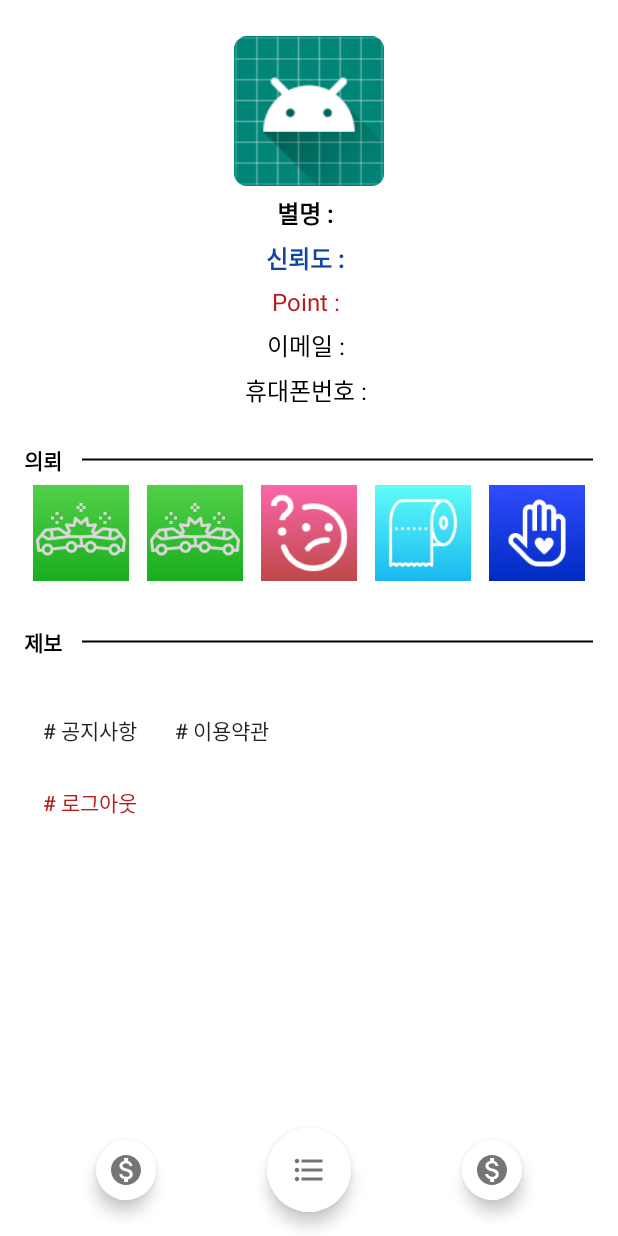
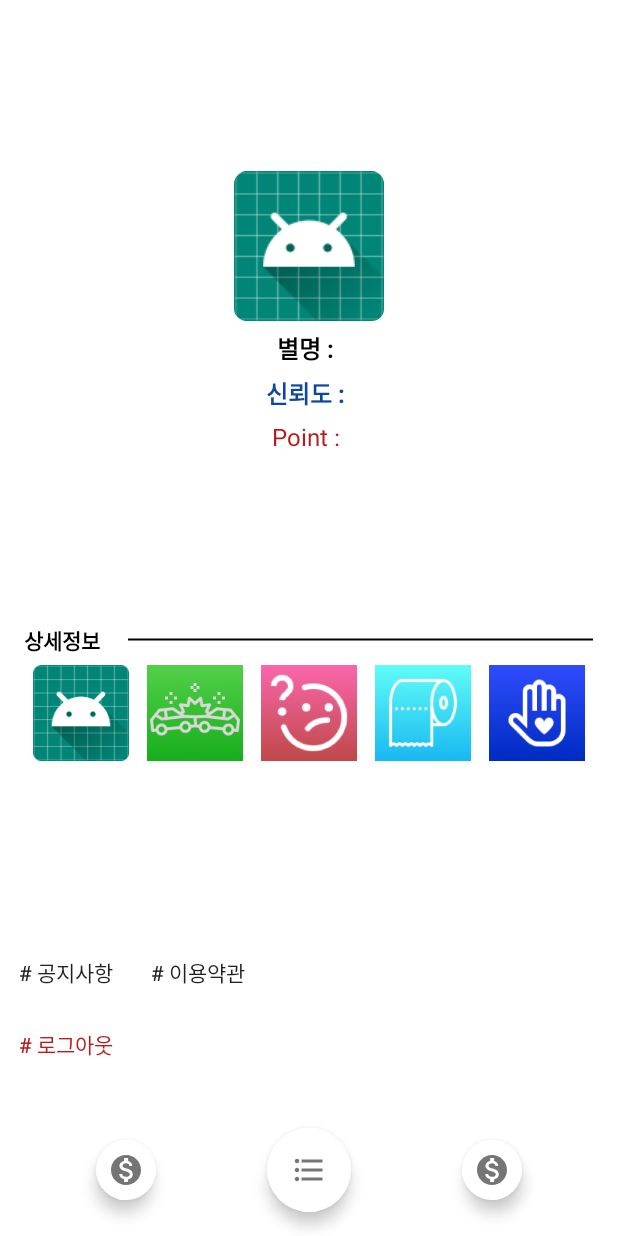
Before and after one commit to contestcrew/2019SeoulContest-Android, an Android app: the screen it shows after launch (MainActivity), after a tap on an icon or button, on a phone screen of 412 x 824 dp. Run offline under Robolectric (Android 15) with nearby library versions, the phone set to English and light mode, and no system bars; our stand-ins replace data binding; libraries missing offline, so code that uses them is left out: com.naver.maps; 7 statements that could not run were skipped.

Commit message:
ADD, UPDATE - 의뢰 요청 뷰 홀더 추가(item_tip_off -> item_add_request), InfoFragment 뷰 및 코드 수정, InfoRequestAdapter 코드 수정

```diff
--- a/app/src/main/java/com/seoulcontest/firstcitizen/ui/main/InfoFragment.kt
+++ b/app/src/main/java/com/seoulcontest/firstcitizen/ui/main/InfoFragment.kt
@@ -14,9 +14,9 @@ import com.seoulcontest.firstcitizen.databinding.FragmentInfoBinding
 
 class InfoFragment : Fragment() {
 
-    private lateinit var mContext : Context
-    private lateinit var binding : FragmentInfoBinding
-    private var categoryArray : ArrayList<Category> = ArrayList()
+    private lateinit var mContext: Context
+    private lateinit var binding: FragmentInfoBinding
+    private var categoryArray: ArrayList<Category> = ArrayList()
 
     override fun onCreate(savedInstanceState: Bundle?) {
         super.onCreate(savedInstanceState)
@@ -30,8 +30,11 @@ class InfoFragment : Fragment() {
         // View Binding
         val rv_request = binding.rvRequest
 
+        // 2019.09.19 버튼 뷰 타입 적용 by Hudson
+        categoryArray.add(Category(""))
+
+        // todo : for문으로 전환할 것
         // 가 데이터 적용
-        categoryArray.add(Category("crash"))
         categoryArray.add(Category("crash"))
         categoryArray.add(Category("missing"))
         categoryArray.add(Category("restroom"))
@@ -39,10 +42,10 @@ class InfoFragment : Fragment() {
 
 
         // 2019.09.18 rv_request 어댑터 적용 by Hudson
-        rv_request.adapter = InfoRequestAdapter(mContext,categoryArray)
+        rv_request.adapter = InfoRequestAdapter(mContext, categoryArray)
 
         // horizontal layout 적용
-        val layoutManager = LinearLayoutManager(mContext,LinearLayoutManager.HORIZONTAL,false)
+        val layoutManager = LinearLayoutManager(mContext, LinearLayoutManager.HORIZONTAL, false)
         rv_request.layoutManager = layoutManager
 
         rv_request.setHasFixedSize(true)
@@ -51,9 +54,12 @@ class InfoFragment : Fragment() {
     }
 
 
-    override fun onCreateView(inflater: LayoutInflater, container: ViewGroup?, savedInstanceState: Bundle?): View? {
-        binding = DataBindingUtil.inflate(inflater,R.layout.fragment_info,container,false)
+    override fun onCreateView(
+        inflater: LayoutInflater,
+        container: ViewGroup?,
+        savedInstanceState: Bundle?
+    ): View? {
+        binding = DataBindingUtil.inflate(inflater, R.layout.fragment_info, container, false)
         return binding.root
     }
-
 }
--- a/app/src/main/java/com/seoulcontest/firstcitizen/ui/main/InfoRequestAdapter.kt
+++ b/app/src/main/java/com/seoulcontest/firstcitizen/ui/main/InfoRequestAdapter.kt
@@ -6,35 +6,65 @@ import android.view.ViewGroup
 import androidx.recyclerview.widget.RecyclerView
 import com.bumptech.glide.Glide
 import com.seoulcontest.firstcitizen.R
+import com.seoulcontest.firstcitizen.databinding.ItemAddRequestBinding
 import com.seoulcontest.firstcitizen.databinding.ItemRequestBinding
 
 class InfoRequestAdapter(
     private val context: Context,
     private val requestList: ArrayList<Category>
-) :
-    RecyclerView.Adapter<InfoRequestAdapter.RequestHolder>() {
+) : RecyclerView.Adapter<RecyclerView.ViewHolder>() {
 
-    private lateinit var binding: ItemRequestBinding
+    companion object {
 
-    override fun onBindViewHolder(holder: RequestHolder, position: Int) {
-
-           // 카테고리별로 바인딩
-            holder.bind(requestList[position], context)
+        const val RC_CATEGORY_TYPE = 0
+        const val RC_ADD_TYPE = 1
 
     }
 
 
-    override fun onCreateViewHolder(parent: ViewGroup, viewType: Int): RequestHolder {
-        val inflater: LayoutInflater = LayoutInflater.from(context)
-        binding = ItemRequestBinding.inflate(inflater, parent, false)
-        return RequestHolder(binding)
+    override fun onBindViewHolder(viewHolder: RecyclerView.ViewHolder, position: Int) {
 
 
+        // 뷰 홀더 타입별로 서로 다른 뷰 바인딩
+        if (viewHolder is RequestCategoryViewHolder) {
+
+            viewHolder.bind(requestList[position], context)
+
+        } else if (viewHolder is AddRequestViewHolder) {
+
+            viewHolder.bind(context)
+
+        }
+    }
+
+    override fun onCreateViewHolder(parent: ViewGroup, viewType: Int): RecyclerView.ViewHolder {
+
+        val inflater: LayoutInflater = LayoutInflater.from(context)
+
+        // 2019.09.19 viewType에 따라 각기 다른 ViewHolder 리턴 by Hudson
+        return when (viewType) {
+
+            RC_CATEGORY_TYPE -> RequestCategoryViewHolder(
+                ItemRequestBinding.inflate(
+                    inflater,
+                    parent,
+                    false
+                )
+            )
+            RC_ADD_TYPE -> AddRequestViewHolder(
+                ItemAddRequestBinding.inflate(
+                    inflater,
+                    parent,
+                    false
+                )
+            )
+            else -> throw IllegalStateException("illegal View Type")
+        }
     }
 
     override fun getItemCount(): Int = requestList.size
 
-    inner class RequestHolder(private val binding: ItemRequestBinding) :
+    inner class RequestCategoryViewHolder(private val binding: ItemRequestBinding) :
         RecyclerView.ViewHolder(binding.root) {
 
         fun bind(category: Category?, context: Context) {
@@ -52,4 +82,24 @@ class InfoRequestAdapter(
             }
         }
     }
+
+    inner class AddRequestViewHolder(private val binding: ItemAddRequestBinding) :
+        RecyclerView.ViewHolder(binding.root) {
+
+        fun bind(context: Context) {
+
+            Glide.with(context).load(R.mipmap.ic_launcher).into(binding.btnAddRequest)
+        }
+    }
+
+    override fun getItemViewType(position: Int): Int {
+
+        // RequestCategoryViewHolder 리턴
+        return when (position) {
+
+            0 -> RC_ADD_TYPE
+            else -> RC_CATEGORY_TYPE
+        }
+    }
+
 }
--- a/app/src/main/res/layout/activity_upload.xml
+++ b/app/src/main/res/layout/activity_upload.xml
@@ -9,6 +9,10 @@
             name="upload"
             type="com.seoulcontest.firstcitizen.viewmodel.UploadViewModel" />
     </data>
+
+    <ScrollView
+        android:layout_width="match_parent"
+        android:layout_height="2000sp">
 
         <LinearLayout
             android:layout_width="match_parent"
@@ -77,16 +81,13 @@
                     android:id="@+id/switch_public"
                     android:layout_width="0dp"
                     android:layout_height="wrap_content"
-                android:layout_gravity="center_vertical"
+                    android:layout_gravity="center"
                     android:layout_weight="1"
                     android:checked="true"
                     android:switchMinWidth="@dimen/switch_width"
                     android:thumb="@drawable/switch_public_thumb"
                     android:track="@drawable/switch_public_track" />
 
-            <Switch
-                android:layout_width="wrap_content"
-                android:layout_height="wrap_content" />
             </LinearLayout>
 
             <LinearLayout
@@ -279,4 +280,5 @@
                 </androidx.cardview.widget.CardView>
             </LinearLayout>
         </LinearLayout>
+    </ScrollView>
 </layout>
--- a/app/src/main/res/layout/fragment_info.xml
+++ b/app/src/main/res/layout/fragment_info.xml
@@ -2,16 +2,10 @@
 <layout xmlns:android="http://schemas.android.com/apk/res/android"
     xmlns:tools="http://schemas.android.com/tools">
 
-    <ScrollView
-        android:layout_width="match_parent"
-        android:layout_height="wrap_content"
-        android:layout_marginLeft="@dimen/activity_side_margin"
-        android:layout_marginRight="@dimen/activity_side_margin">
-
     <LinearLayout
-            android:layout_marginTop="@dimen/info_layout_margin_bottom"
         android:layout_width="match_parent"
         android:layout_height="match_parent"
+        android:layout_marginTop="@dimen/info_layout_margin_bottom"
         android:gravity="center"
         android:orientation="vertical">
 
@@ -54,22 +48,6 @@
                 android:textColor="@color/pointColor"
                 android:textSize="@dimen/info_content_size" />
 
-                <TextView
-                    android:layout_width="wrap_content"
-                    android:layout_height="wrap_content"
-                    android:layout_marginTop="@dimen/info_content_margin_top"
-                    android:text="이메일 : "
-                    android:textColor="@color/boldTextColor"
-                    android:textSize="@dimen/info_content_size" />
-
-                <TextView
-                    android:layout_width="wrap_content"
-                    android:layout_height="wrap_content"
-                    android:layout_marginTop="@dimen/info_content_margin_top"
-                    android:text="휴대폰번호 : "
-                    android:textColor="@color/boldTextColor"
-                    android:textSize="@dimen/info_content_size" />
-
         </LinearLayout>
 
         <LinearLayout
@@ -82,13 +60,15 @@
             <LinearLayout
                 android:layout_width="match_parent"
                 android:layout_height="wrap_content"
+                android:layout_marginLeft="@dimen/activity_side_margin"
+                android:layout_marginRight="@dimen/activity_side_margin"
                 android:orientation="horizontal">
 
                 <TextView
                     android:layout_width="0dp"
                     android:layout_height="wrap_content"
-                        android:layout_weight="1"
-                        android:text="의뢰"
+                    android:layout_weight="2"
+                    android:text="상세정보"
                     android:textColor="@color/boldTextColor"
                     android:textStyle="bold" />
 
@@ -102,7 +82,9 @@
 
             <LinearLayout
                 android:layout_width="match_parent"
-                    android:layout_height="match_parent"
+                android:layout_height="wrap_content"
+                android:layout_marginLeft="@dimen/activity_side_margin"
+                android:layout_marginRight="@dimen/activity_side_margin"
                 android:orientation="horizontal">
 
                 <androidx.recyclerview.widget.RecyclerView
@@ -118,45 +100,7 @@
 
         <LinearLayout
             android:layout_width="match_parent"
-                android:layout_height="0dp"
-                android:layout_marginBottom="@dimen/info_layout_margin_bottom"
-                android:layout_weight="1"
-                android:orientation="vertical">
-
-                <LinearLayout
-                    android:layout_width="match_parent"
             android:layout_height="wrap_content"
-                    android:orientation="horizontal">
-
-                    <TextView
-                        android:layout_width="0dp"
-                        android:layout_height="wrap_content"
-                        android:layout_weight="1"
-                        android:text="제보"
-                        android:textColor="@color/boldTextColor"
-                        android:textStyle="bold" />
-
-                    <ImageView
-                        android:layout_width="0dp"
-                        android:layout_height="2sp"
-                        android:layout_gravity="center_vertical"
-                        android:layout_weight="9"
-                        android:src="@drawable/dashline" />
-                </LinearLayout>
-
-                <androidx.recyclerview.widget.RecyclerView
-                    android:id="@+id/rv_tip_off"
-                    android:layout_width="match_parent"
-                    android:layout_height="match_parent"
-                    tools:itemCount="2"
-                    tools:listitem="@layout/item_tip_off" />
-
-            </LinearLayout>
-
-            <LinearLayout
-                android:layout_width="match_parent"
-                android:layout_height="0dp"
-                android:layout_weight="1"
             android:orientation="vertical">
 
             <LinearLayout
@@ -201,5 +145,4 @@
             </LinearLayout>
         </LinearLayout>
     </LinearLayout>
-    </ScrollView>
 </layout>
--- /dev/null
+++ b/app/src/main/res/layout/item_add_request.xml
@@ -0,0 +1,17 @@
+<?xml version="1.0" encoding="utf-8"?>
+<layout xmlns:android="http://schemas.android.com/apk/res/android"
+    xmlns:tools="http://schemas.android.com/tools">
+
+    <LinearLayout
+        android:layout_width="wrap_content"
+        android:layout_height="wrap_content"
+        android:orientation="vertical">
+
+        <ImageView
+            android:id="@+id/btn_add_request"
+            android:layout_width="64sp"
+            android:layout_height="64sp"
+            android:layout_margin="@dimen/item_margin"
+            tools:background="@mipmap/ic_launcher" />
+    </LinearLayout>
+</layout>
--- a/app/src/main/res/layout/item_tip_off.xml
+++ /dev/null
@@ -1,15 +0,0 @@
-<?xml version="1.0" encoding="utf-8"?>
-<LinearLayout xmlns:android="http://schemas.android.com/apk/res/android"
-    xmlns:tools="http://schemas.android.com/tools"
-    android:layout_width="wrap_content"
-    android:layout_height="wrap_content"
-    android:orientation="vertical">
-
-    <ImageView
-        android:id="@+id/iv_tip_off"
-        android:layout_width="64sp"
-        android:layout_height="64sp"
-        android:layout_margin="@dimen/item_margin"
-        tools:src="@drawable/crash" />
-
-</LinearLayout>
```
Lines whose indentation alone changed are shown as unchanged.
